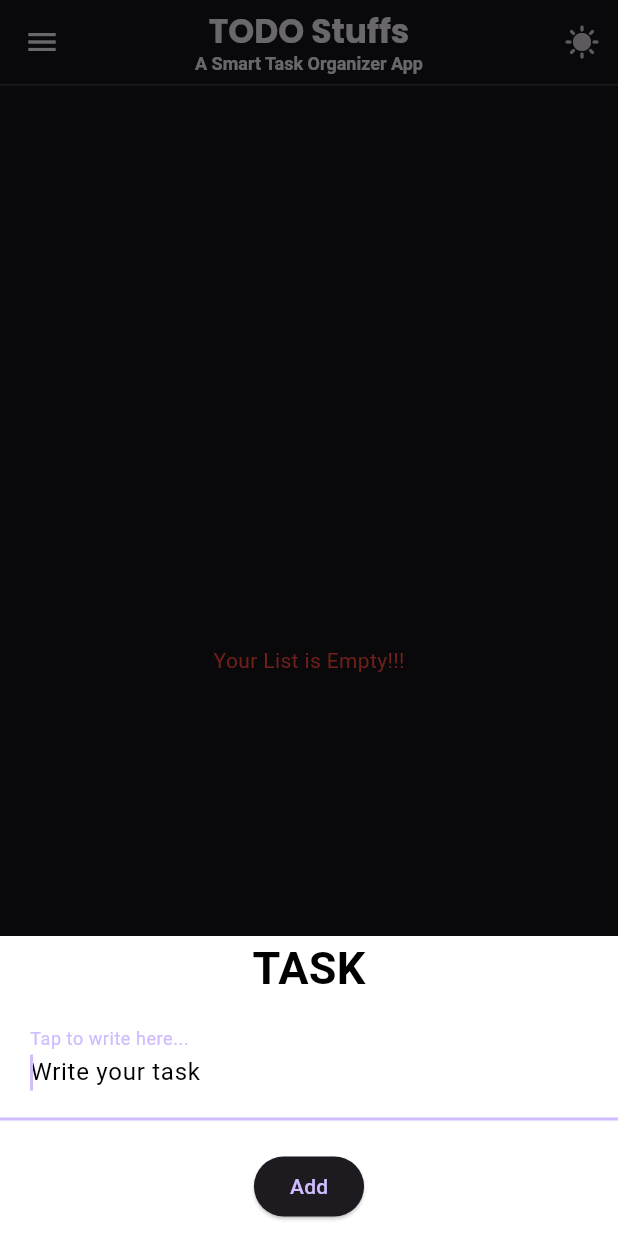
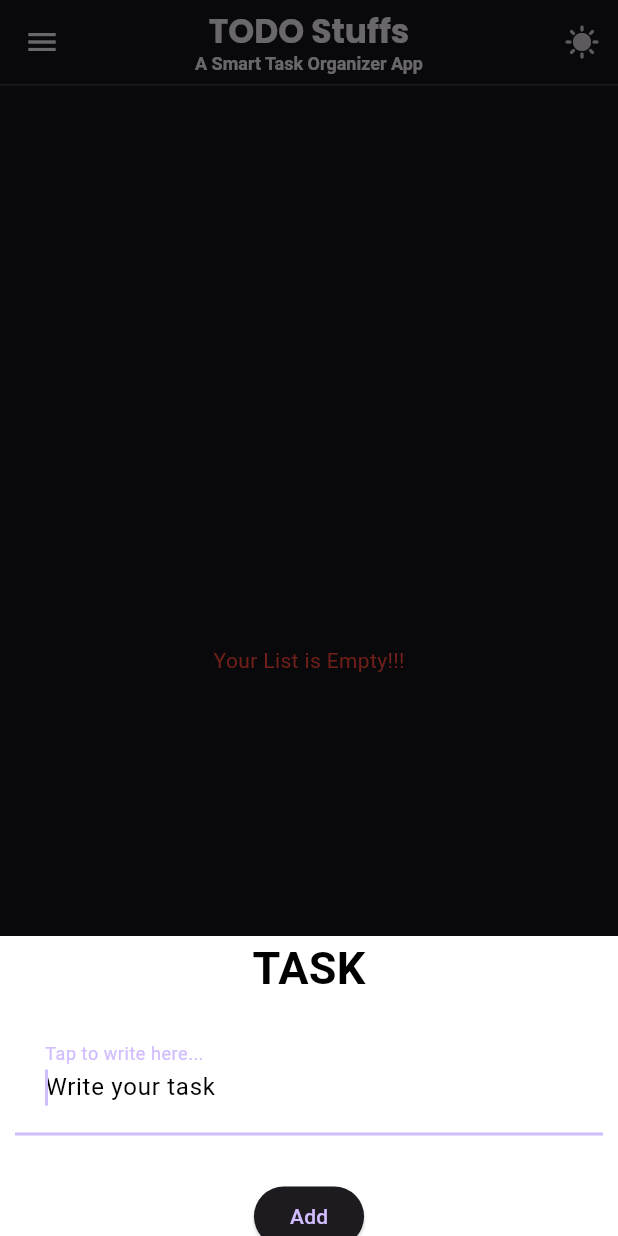
Before and after one commit to Swayanshuu/todostuffs, a Flutter app: the screen it shows after launch, after a tap on the "nights stay" icon, after a tap on the "add" icon, on a phone screen of 412 x 824 dp. Run offline on Flutter 3.47's test engine with Material 3 defaults, Android fonts, the phone set to English and light mode, and no system bars; our stand-ins replace feather_icons, shared_preferences.

Commit message:
added padding

```diff
--- a/lib/addFunction.dart
+++ b/lib/addFunction.dart
@@ -22,7 +22,9 @@ class _AddfunctionState extends State<Addfunction> {
 
         Text("TASK",style: TextStyle(color: Colors.black,fontWeight: FontWeight.bold,fontSize: 30),),
 
-        TextField(
+        Padding(
+          padding: const EdgeInsets.all(10),
+          child: TextField(
             autocorrect: true,
             autofocus: true,
             onSubmitted: (value) {
@@ -37,6 +39,7 @@ class _AddfunctionState extends State<Addfunction> {
               contentPadding: EdgeInsets.all(20),
               hintText: "Write your task",hintStyle: TextStyle(color: Colors.black),
               labelText: "Tap to write here..."
+            ),
           ),
         ),
 
```
Lines whose indentation alone changed are shown as unchanged.
